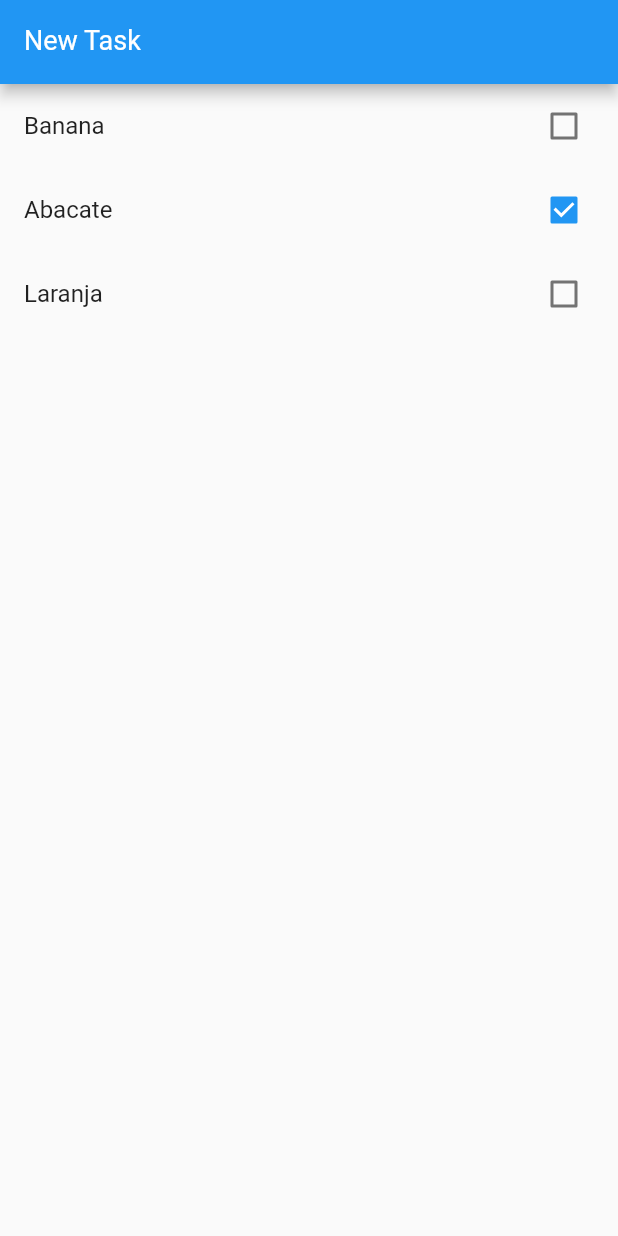
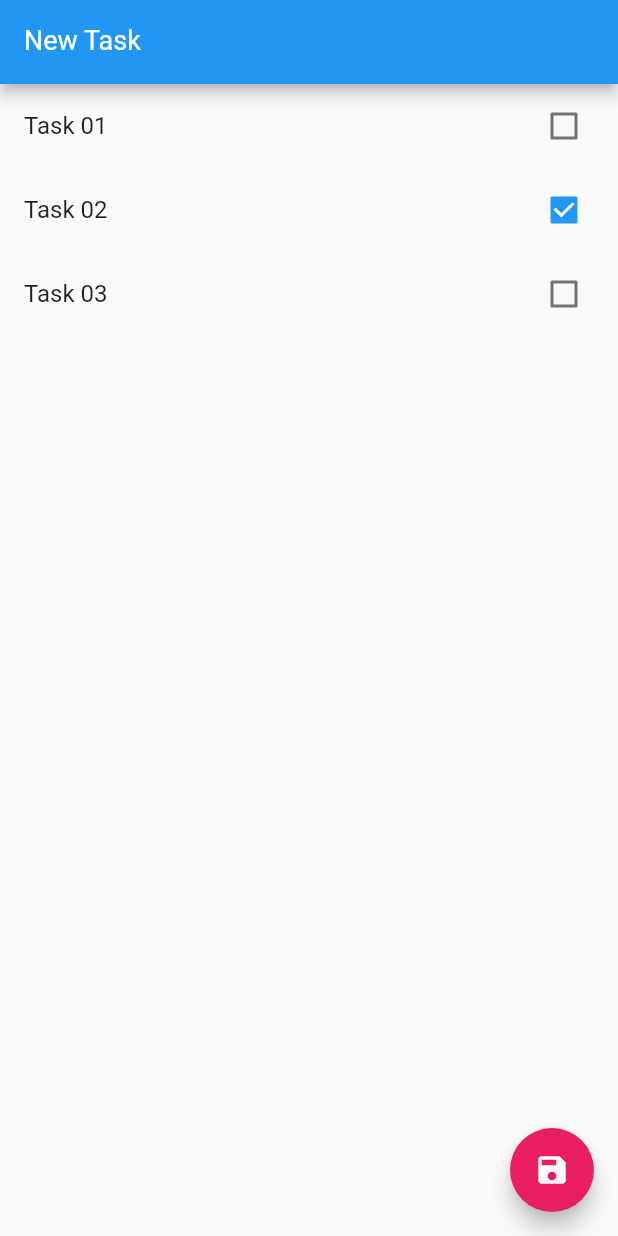
Before and after one commit to Wkerlyson/todo-flutter, a Flutter app: the screen it shows after launch, on a phone screen of 412 x 824 dp. Run offline on Flutter 3.47's test engine with Material 2 defaults, Android fonts, the phone set to English and light mode, and no system bars.

Commit message:
adding a item

```diff
--- a/lib/main.dart
+++ b/lib/main.dart
@@ -22,9 +22,9 @@ class HomePage extends StatefulWidget {
 
   HomePage() {
     items = [];
-    items.add(Item(title: "Banana", done: false));
-    items.add(Item(title: "Abacate", done: true));
-    items.add(Item(title: "Laranja", done: false));
+    items.add(Item(title: "Task 01", done: false));
+    items.add(Item(title: "Task 02", done: true));
+    items.add(Item(title: "Task 03", done: false));
   }
 
   @override
@@ -34,11 +34,23 @@ class HomePage extends StatefulWidget {
 class _HomePageState extends State<HomePage> {
   var newTaskCtrl = TextEditingController();
 
+  void add() {
+    if (newTaskCtrl.text.isEmpty) return;
+
+    setState(() {
+      widget.items.add(
+        Item(title: newTaskCtrl.text, done: false),
+      );
+      newTaskCtrl.clear();
+    });
+  }
+
   @override
   Widget build(BuildContext context) {
     return Scaffold(
       appBar: AppBar(
         title: TextFormField(
+          controller: newTaskCtrl,
           keyboardType: TextInputType.text,
           style: TextStyle(
             color: Colors.white,
@@ -67,6 +79,11 @@ class _HomePageState extends State<HomePage> {
           );
         },
       ),
+      floatingActionButton: FloatingActionButton(
+        onPressed: add,
+        backgroundColor: Colors.pink,
+        child: Icon(Icons.save),
+      ),
     );
   }
 }
```
